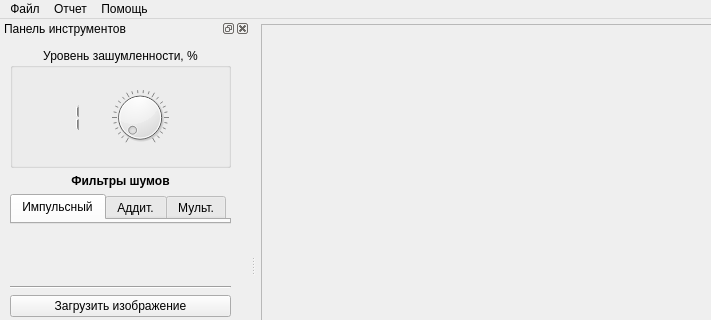
This is noise/mainwindow.ui in einzige/Multichannel-noise-generator as Qt 5 draws it before an edit; both pictures show x 0 to 711 and y 0 to 320 of the 711 by 533 pixel window. The edited form follows.
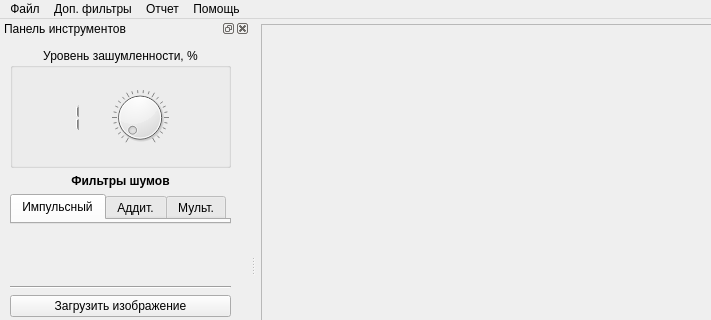
This is the edited form.

What changed in the file:
```diff
--- a/noise/mainwindow.ui
+++ b/noise/mainwindow.ui
@@ -93,7 +93,14 @@
      <string>Помощь</string>
     </property>
    </widget>
+   <widget class="QMenu" name="menu_4">
+    <property name="title">
+     <string>Доп. фильтры</string>
+    </property>
+    <addaction name="actionGrayscale"/>
+   </widget>
    <addaction name="menu"/>
+   <addaction name="menu_4"/>
    <addaction name="menu_2"/>
    <addaction name="menu_3"/>
   </widget>
```
Left out of the diff: 5 changed lines with no effect on the pictures.
